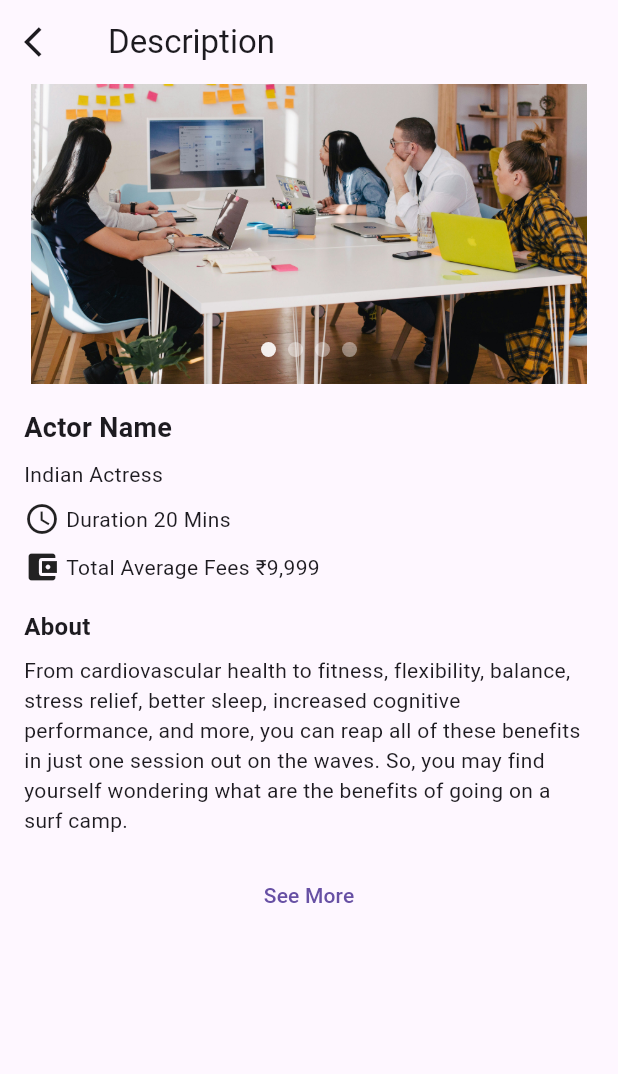
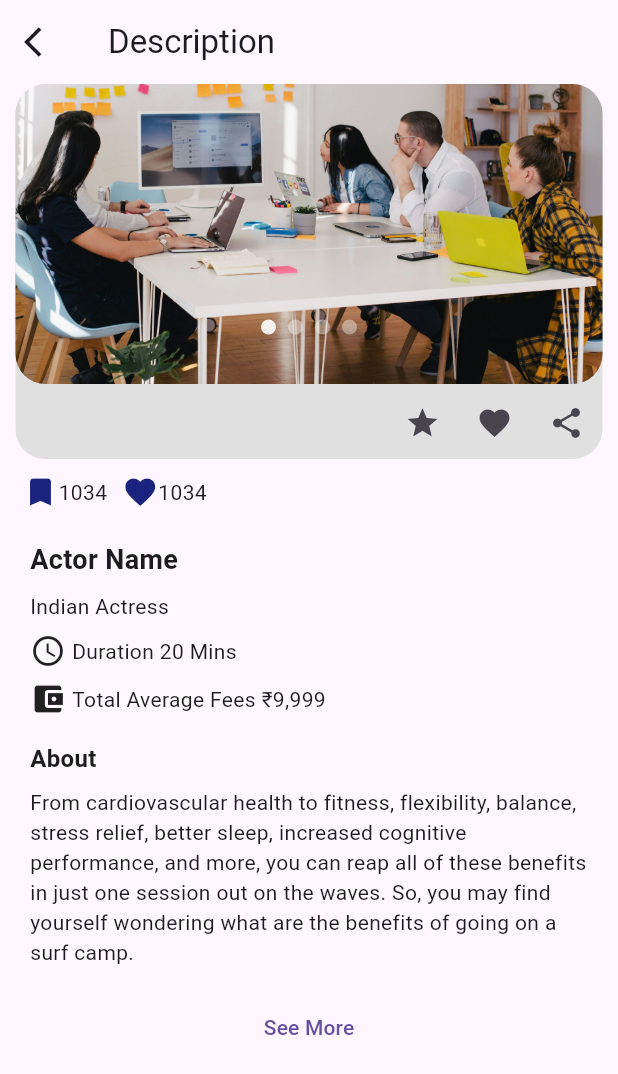
Before and after one commit to raguraman6066/flutter-interview-project, a Flutter app: the DescriptionPage screen opened directly, on a phone screen of 412 x 824 dp. Shown: the top 1074 px of the screen. Run offline on Flutter 3.47's test engine with Material 3 defaults, Android fonts, the phone set to English and light mode, and no system bars; drawn by our look-alikes of carousel_slider; our stand-ins replace permission_handler; missing offline and left inert: flutter_share, flutter_sound.

Commit message:
added share

```diff
--- a/lib/screens/description_screen.dart
+++ b/lib/screens/description_screen.dart
@@ -1,5 +1,7 @@
 import 'package:flutter/material.dart';
 import 'package:carousel_slider/carousel_slider.dart';
+import 'package:flutter/widgets.dart';
+import 'package:flutter_share/flutter_share.dart';
 
 class DescriptionPage extends StatefulWidget {
   const DescriptionPage({super.key});
@@ -16,6 +18,14 @@ class _DescriptionPageState extends State<DescriptionPage> {
     'assets/3.jpg',
   ];
   final CarouselController _controller = CarouselController();
+  Future<void> share() async {
+    await FlutterShare.share(
+      title: 'Example share',
+      text: 'Check out this amazing surf session!',
+      linkUrl: 'https://flutter.dev/',
+      chooserTitle: 'Example Chooser Title',
+    );
+  }
 
   int _current = 0;
   @override
@@ -32,19 +42,30 @@ class _DescriptionPageState extends State<DescriptionPage> {
       ),
       body: SingleChildScrollView(
         child: Column(
-          crossAxisAlignment: CrossAxisAlignment.start,
+          crossAxisAlignment: CrossAxisAlignment.center,
           children: [
-            Stack(
+            Container(
+              width: MediaQuery.of(context).size.width * 0.95,
+              height: 250,
+              decoration: BoxDecoration(
+                color: Colors.grey.shade300,
+                borderRadius: BorderRadius.circular(20),
+              ),
+              child: Stack(
                 children: [
                   CarouselSlider(
                     items: imgList
                         .map((item) => Container(
                               child: Center(
+                                child: ClipRRect(
+                                  borderRadius: BorderRadius.circular(20),
                                   child: Image.asset(
                                     item,
                                     fit: BoxFit.cover,
                                     height: 200,
-                                width: MediaQuery.of(context).size.width * 0.9,
+                                    width: MediaQuery.of(context).size.width *
+                                        0.95,
+                                  ),
                                 ),
                               ),
                             ))
@@ -62,7 +83,7 @@ class _DescriptionPageState extends State<DescriptionPage> {
                     ),
                   ),
                   Positioned(
-                  bottom: 10.0,
+                    bottom: 75.0,
                     left: 0.0,
                     right: 0.0,
                     child: Row(
@@ -81,17 +102,54 @@ class _DescriptionPageState extends State<DescriptionPage> {
                                           Brightness.dark
                                       ? Colors.white
                                       : Colors.white)
-                                .withOpacity(_current == entry.key ? 0.9 : 0.4),
+                                  .withOpacity(
+                                      _current == entry.key ? 0.9 : 0.4),
                             ),
                           ),
                         );
                       }).toList(),
                     ),
                   ),
+                  Positioned(
+                    bottom: 0,
+                    right: 0,
+                    child: Row(
+                      mainAxisAlignment: MainAxisAlignment.spaceAround,
+                      children: [
+                        IconButton(onPressed: () {}, icon: Icon(Icons.star)),
+                        IconButton(
+                            onPressed: () {}, icon: Icon(Icons.favorite)),
+                        IconButton(onPressed: share, icon: Icon(Icons.share)),
                       ],
                     ),
+                  ),
+                ],
+              ),
+            ),
             Padding(
-              padding: const EdgeInsets.all(16.0),
+              padding:
+                  const EdgeInsets.symmetric(horizontal: 15.0, vertical: 10),
+              child: Row(
+                children: [
+                  Icon(
+                    Icons.bookmark,
+                    color: Colors.indigo.shade900,
+                  ),
+                  Text('1034'),
+                  SizedBox(
+                    width: 10,
+                  ),
+                  Icon(Icons.favorite, color: Colors.indigo.shade900),
+                  Text('1034'),
+                  SizedBox(
+                    width: 10,
+                  ),
+                ],
+              ),
+            ),
+            Padding(
+              padding:
+                  const EdgeInsets.symmetric(horizontal: 20.0, vertical: 10),
               child: Column(
                 crossAxisAlignment: CrossAxisAlignment.start,
                 children: [
--- a/lib/screens/login_screen.dart
+++ b/lib/screens/login_screen.dart
@@ -77,7 +77,7 @@ class _LoginScreenState extends State<LoginScreen> {
                   )
                 ],
               ),
-              SizedBox(height: 20),
+              SizedBox(height: 10),
               Padding(
                 padding: EdgeInsets.only(left: 10),
                 child: Text(
--- a/pubspec.yaml
+++ b/pubspec.yaml
@@ -41,6 +41,8 @@ dependencies:
   permission_handler: ^11.3.1
   flutter_sound: ^9.6.0
   carousel_slider: ^4.2.1
+  flutter_share: ^2.0.0
+
 
 dev_dependencies:
   flutter_test:
```
Also changed, not shown: pubspec.lock. Lines whose indentation alone changed are shown as unchanged.
